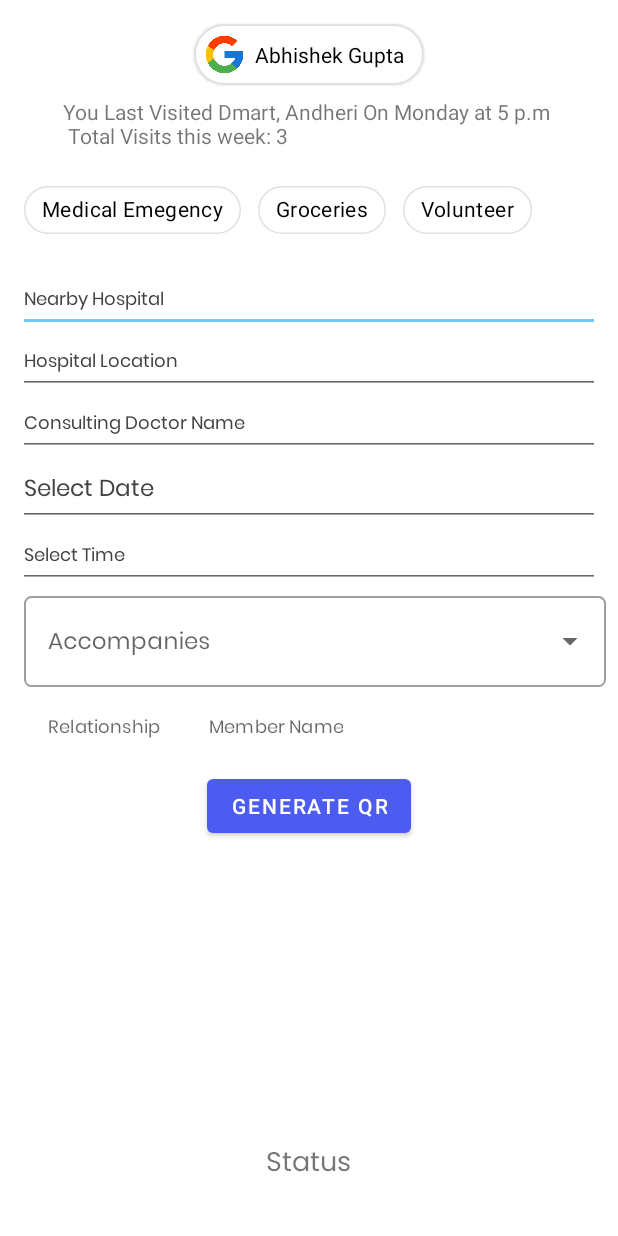
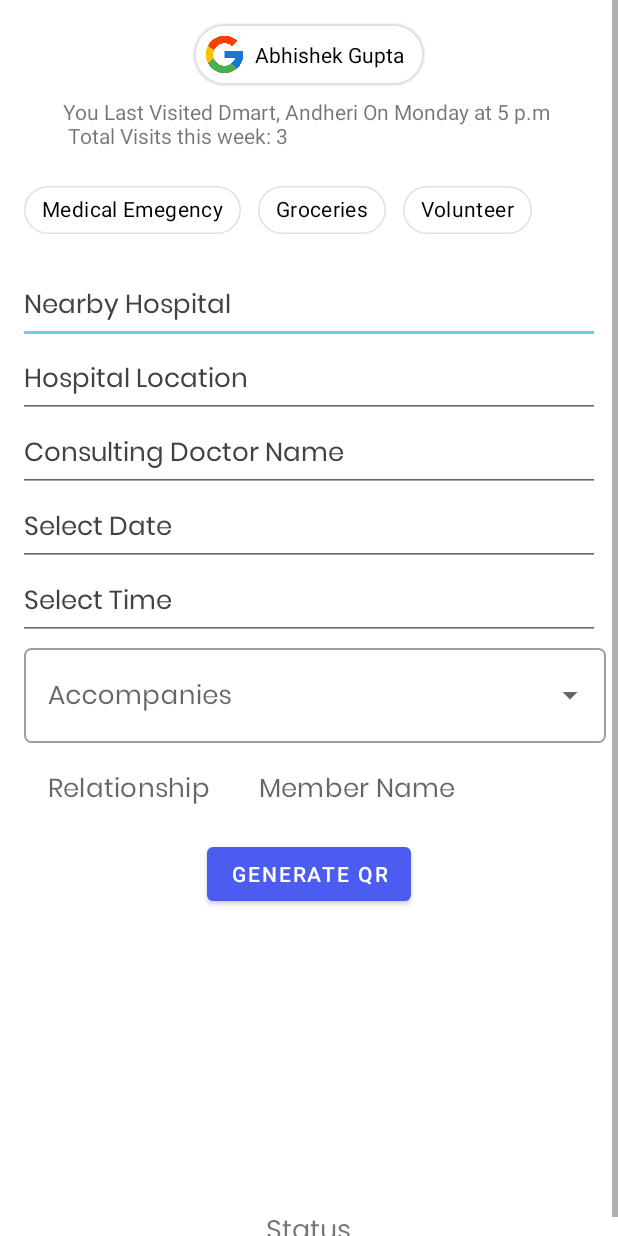
Before and after one commit to abhishekgupta-99/GoCorona, an Android app: the GO_OUT screen opened directly, with no data from a screen before it, on a phone screen of 412 x 824 dp. Run offline under Robolectric (Android 15) with nearby library versions, the phone set to English and light mode, and no system bars; libraries missing offline, so code that uses them is left out: androidmads.library.qrgenearator.

Commit message:
Merge branch 'master' of https://github.com/pranjalpc99/GoCorona into abhishek
# Conflicts:
#	app/src/main/java/com/tachyon/gocorona/GO_OUT.java

```diff
--- a/app/src/main/java/com/tachyon/gocorona/GO_OUT.java
+++ b/app/src/main/java/com/tachyon/gocorona/GO_OUT.java
@@ -9,14 +9,17 @@ import android.app.Notification;
 import android.app.NotificationChannel;
 import android.app.NotificationManager;
 import android.app.PendingIntent;
+import android.app.ProgressDialog;
 import android.app.TimePickerDialog;
 import android.content.Context;
 import android.content.Intent;
+import android.content.SharedPreferences;
 import android.graphics.Bitmap;
 import android.graphics.Color;
 import android.graphics.Point;
 import android.os.Build;
 import android.os.Bundle;
+import android.os.Handler;
 import android.util.Log;
 import android.view.Display;
 import android.view.View;
@@ -43,7 +46,11 @@ import static android.view.View.GONE;
 public class GO_OUT extends AppCompatActivity {
     EditText date,time,destination,destin_add;
     ChipGroup chipGroup;
-
+    String chiptype;
+    private EditText consulting_Dr;
+    SharedPreferences sharedPreferences;
+    String account_name;
+    ProgressDialog progress;
     @Override
     protected void onCreate(Bundle savedInstanceState) {
         super.onCreate(savedInstanceState);
@@ -53,17 +60,20 @@ public class GO_OUT extends AppCompatActivity {
         destination =findViewById(R.id.dest);
         destin_add =findViewById(R.id.dest_add);
          chipGroup = findViewById(R.id.chip_group);
+         progress = new ProgressDialog(this);
+         consulting_Dr=findViewById(R.id.dr);
 //        Bundle bundle = getIntent().getExtras();
-//        String account_name=bundle.getString("user_name");
+        sharedPreferences = getSharedPreferences("MySharedPref", MODE_PRIVATE);
+        account_name=sharedPreferences.getString("user_name","Abhishek Gupta");
         TextView user=findViewById(R.id.signedIn);
-        user.setText("Abhishek Gupta");
+        user.setText(account_name);
         initialize_spinners_medical();
 
-chipGroup.setOnCheckedChangeListener(new ChipGroup.OnCheckedChangeListener() {
+       chipGroup.setOnCheckedChangeListener(new ChipGroup.OnCheckedChangeListener() {
     @Override
     public void onCheckedChanged(ChipGroup group, int checkedId) {
 
-        String chiptype = group.findViewById(checkedId).toString();
+         chiptype = group.findViewById(checkedId).toString();
         chiptype = chiptype.substring(chiptype.indexOf('/') + 1, chiptype.indexOf('}'));
 
 
@@ -98,6 +108,7 @@ chipGroup.setOnCheckedChangeListener(new ChipGroup.OnCheckedChangeListener() {
     private void initialize_spinners_volunteer() {
         destination.setHint("NGO to volunteer");
         destin_add.setHint("Donation Drive At");
+        consulting_Dr.setVisibility(GONE);
 
         String[] no = new String[] {"1", "2"};
         String[] hospitals=new String[] {"ASHA EK HOPE","Ujala","India Fights Back","Fighting Corona"};
@@ -138,9 +149,18 @@ chipGroup.setOnCheckedChangeListener(new ChipGroup.OnCheckedChangeListener() {
 
     }
 
+    Runnable progressRunnable = new Runnable() {
+
+        @Override
+        public void run() {
+            progress.cancel();
+        }
+    };
+
     private void initialize_spinners_groceries() {
         destination.setHint("Nearby Market");
         destin_add.setHint("Market Location");
+        consulting_Dr.setVisibility(GONE);
 
         String[] no = new String[] {"1", "2"};
         String[] hospitals=new String[] {"Dmart","Parth General Store","Dhruvi Suoer Market"};
@@ -184,6 +204,8 @@ chipGroup.setOnCheckedChangeListener(new ChipGroup.OnCheckedChangeListener() {
         destination.setHint("Nearby Hospital");
         destin_add.setHint("Hospital Location");
 
+        consulting_Dr.setVisibility(View.VISIBLE);
+
 
 
         String[] no = new String[] {"1", "2"};
@@ -204,11 +226,6 @@ chipGroup.setOnCheckedChangeListener(new ChipGroup.OnCheckedChangeListener() {
                         hospitals);
 
 
-//        ArrayAdapter<String> adapter_sub =
-//                new ArrayAdapter<>(
-//                        this,
-//                        R.layout.dropdown_menu_popup_item,
-//                        BookFragment.getSubject_names_clone());
 
         AutoCompleteTextView editTextFilledExposedDropdown1 =
                 findViewById(R.id.number_of_memb);
@@ -226,7 +243,14 @@ chipGroup.setOnCheckedChangeListener(new ChipGroup.OnCheckedChangeListener() {
     public void qrcode(View view) {
         if(check_validity())
         {
-            qr_code_generate(destination.getText().toString(),destin_add.getText().toString(),date.getText().toString(),time.getText().toString(),"Unverified","None");
+
+
+
+
+            qr_code_generate(chiptype,destination.getText().toString(),destin_add.getText().toString(),date.getText().toString(),time.getText().toString(),"Unverified","None");
+            progress.setTitle("Request");
+            progress.setMessage("Please wait while your request is being verified by the authorities");
+
         }
 
 
@@ -234,11 +258,11 @@ chipGroup.setOnCheckedChangeListener(new ChipGroup.OnCheckedChangeListener() {
 
     }
 
-    private void qr_code_generate(String dest, String dest_add, String date, String time,String status, String VerifiedBy) {
+    private void qr_code_generate(String chip,String dest, String dest_add, String date, String time,String status, String VerifiedBy) {
 
         ImageView qrimg = findViewById(R.id.qrgenerate);
 
-            String inputValue="Name: Abhishek \n"+"Reason: Medical\n"+"Destination: Nanavati Hospital\n"+dest+"Location: Vile Parle\n"+"On: 13 April \n"+"At: 10: \n"+"Status: "+status +"\n"+"Verified By: "+VerifiedBy+" \n"+"Total Accompanies: 1 \n";
+            String inputValue="Name: "+account_name+"\n"+"Reason: " +chip+"\n"+"Destination: "+dest+"\n"+"Location: "+dest_add+"\n"+"On:  "+date+" \n"+"At: "+time+" \n"+"Status: "+status +"\n"+"Verified By: "+VerifiedBy+" \n"+"Total Accompanies: 1 \n";
 
         if (inputValue.length() > 0) {
             WindowManager manager = (WindowManager) getSystemService(WINDOW_SERVICE);
@@ -258,7 +282,8 @@ chipGroup.setOnCheckedChangeListener(new ChipGroup.OnCheckedChangeListener() {
 
             if(status.equals("Verified"))
             {
-
+                Handler pdCanceller = new Handler();
+                pdCanceller.postDelayed(progressRunnable, 5000);
                 status_.setVisibility(View.VISIBLE);
 
                 status_.setImageResource(R.drawable.correct);
@@ -281,6 +306,8 @@ chipGroup.setOnCheckedChangeListener(new ChipGroup.OnCheckedChangeListener() {
 
                 Button verify=findViewById(R.id.verify);
                 verify.setVisibility(View.VISIBLE);
+
+
             } catch (Exception e) {
                 Log.v("QR ERROR", e.toString());
             }
@@ -352,6 +379,8 @@ return  true;
 
 
     public void verify(View view) {
+
+        progress.show();
         NotificationManager notificationManager = (NotificationManager) getSystemService(Context.NOTIFICATION_SERVICE);
         String NOTIFICATION_CHANNEL_ID = "GO CORONA";
         if (Build.VERSION.SDK_INT >= Build.VERSION_CODES.O) {
@@ -372,11 +401,11 @@ return  true;
                 .setTicker("GO CORONA")
                 //.setPriority(Notification.PRIORITY_MAX)
                 .setContentTitle("QR Code Verified")
-                .setContentText("Your future visit to Nanavati has been verified by Dr. Paras")
+                .setContentText("Your travel pass to Nanavati has been verified by Dr. Paras")
                 .setContentInfo("Information");
         notificationManager.notify(1, notificationBuilder.build());
 
-        qr_code_generate(destination.getText().toString(),destin_add.getText().toString(),date.getText().toString(),time.getText().toString(),"Verified","Dr. Paras");
+        qr_code_generate(chiptype,destination.getText().toString(),destin_add.getText().toString(),date.getText().toString(),time.getText().toString(),"Verified","Dr. Paras");
     }
 
 //    public void verify(View view) {
--- a/app/src/main/res/layout/activity_go__out.xml
+++ b/app/src/main/res/layout/activity_go__out.xml
@@ -184,7 +184,7 @@
                             android:inputType="text"
                             android:textColor="#000000"
                             android:textColorHint="#424242"
-                            android:textSize="12sp" />
+                            android:textSize="17sp" />
 
 
 
@@ -194,7 +194,7 @@
                             android:layout_width="match_parent"
                             android:layout_height="wrap_content"
                             android:layout_marginLeft="4dp"
-                            android:textSize="12sp"
+                            android:textSize="17sp"
                             android:layout_marginRight="4dp"
                             android:fontFamily="@font/poppins_regular"
                             android:hint="Visiting Address"
@@ -213,7 +213,7 @@
                             android:inputType="text"
                             android:textColor="#000000"
                             android:textColorHint="#424242"
-                            android:textSize="12sp"/>
+                            android:textSize="17sp"/>
 
 
                         <androidx.appcompat.widget.AppCompatEditText
@@ -229,7 +229,7 @@
                             android:inputType="text"
                             android:textColor="#000000"
                             android:textColorHint="#424242"
-                            android:textSize="15sp"  />
+                            android:textSize="17sp"  />
 
                         <androidx.appcompat.widget.AppCompatEditText
                             android:id="@+id/time"
@@ -243,7 +243,7 @@
                             android:inputType="text"
                             android:textColor="#000000"
                             android:textColorHint="#424242"
-                            android:textSize="12sp"/>
+                            android:textSize="17sp"/>
 
                     </LinearLayout>
 
@@ -270,7 +270,7 @@
                             android:layout_width="match_parent"
                             android:layout_height="wrap_content"
                             android:editable="false"
-                            android:textSize="15sp"
+                            android:textSize="17sp"
                             android:fontFamily="@font/poppins_regular"
                             android:hint="Accompanies"
                             android:inputType="none" />
@@ -284,24 +284,23 @@
                                 android:layout_width="wrap_content"
                                 android:layout_height="wrap_content"
 
-                                android:textSize="12sp"
                                 android:layout_gravity="start"
                                 android:layout_weight="1"
                                 android:fontFamily="@font/poppins_regular"
                                 android:hint="Relationship"
-                                />
+                                android:textSize="17sp" />
+
                             <AutoCompleteTextView
                                 android:id="@+id/member_name"
                                 android:layout_width="wrap_content"
                                 android:layout_height="wrap_content"
 
+                                android:layout_gravity="end"
                                 android:layout_weight="1"
-                                android:textSize="12sp"
-                                android:layout_gravity="end"
+                                android:fontFamily="@font/poppins_regular"
                                 android:gravity="end"
-                                android:fontFamily="@font/poppins_regular"
                                 android:hint="Member Name"
-                               />
+                                android:textSize="17sp" />
                         </LinearLayout>
 
                     </com.google.android.material.textfield.TextInputLayout>
```
